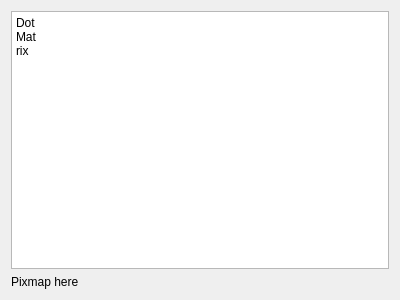
The window that Tools/ToolDotMatrix/qttooldotmatrixmaindialog.ui (richelbilderbeek/ProjectRichelBilderbeek) describes before a commit, drawn with Qt 5.
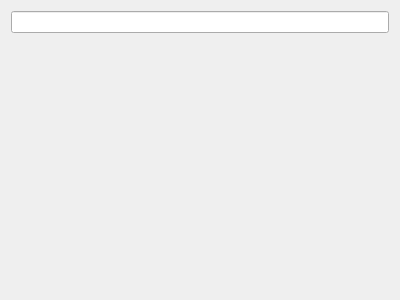
The same window after the commit.

Diff of the .ui file:
```diff
--- a/Tools/ToolDotMatrix/qttooldotmatrixmaindialog.ui
+++ b/Tools/ToolDotMatrix/qttooldotmatrixmaindialog.ui
@@ -15,21 +15,20 @@
   </property>
   <layout class="QVBoxLayout" name="verticalLayout">
    <item>
-    <widget class="QPlainTextEdit" name="plainTextEdit">
-     <property name="plainText">
-      <string>Dot
-Mat
-rix
-</string>
-     </property>
-    </widget>
+    <widget class="QLineEdit" name="text"/>
    </item>
    <item>
-    <widget class="QLabel" name="label">
-     <property name="text">
-      <string>Pixmap here</string>
+    <spacer name="verticalSpacer">
+     <property name="orientation">
+      <enum>Qt::Vertical</enum>
      </property>
-    </widget>
+     <property name="sizeHint" stdset="0">
+      <size>
+       <width>20</width>
+       <height>40</height>
+      </size>
+     </property>
+    </spacer>
    </item>
   </layout>
  </widget>
```
Left out of the diff: 2 changed lines with no effect on the pictures.
